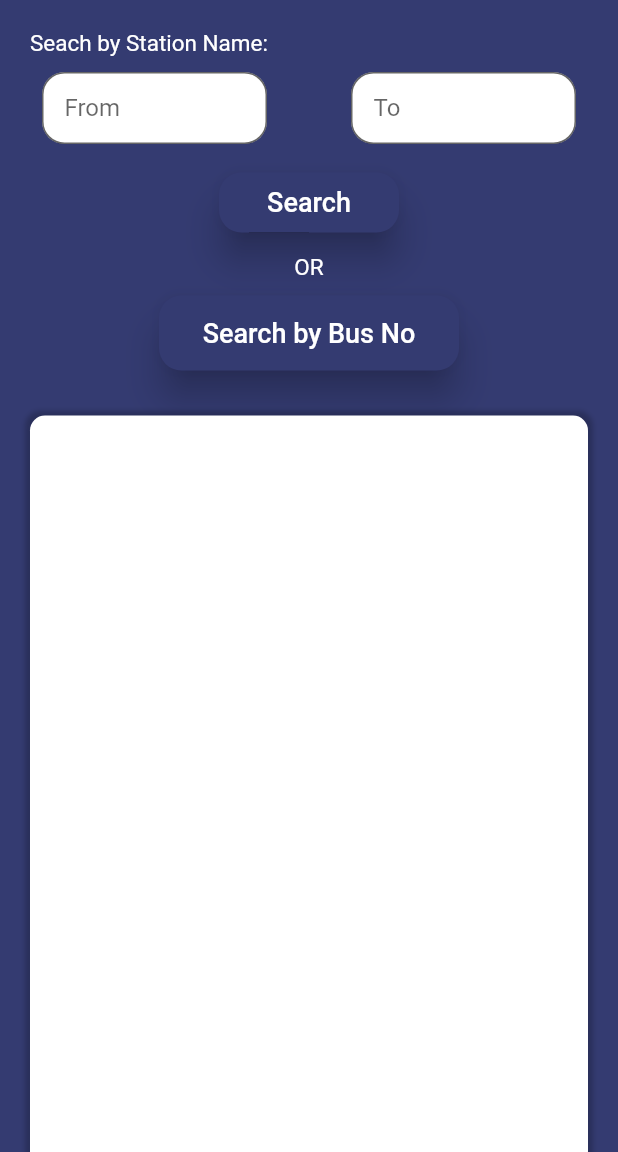
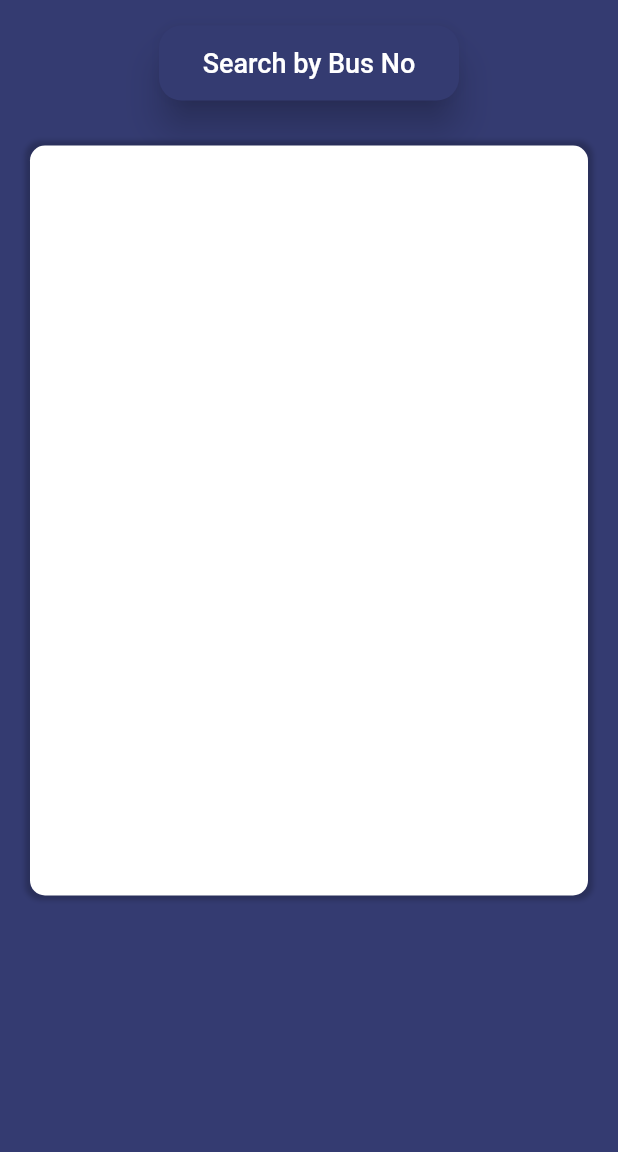
Before and after one commit to Saab786/Final_year_project, a Flutter app: the Homepage screen opened directly, on a phone screen of 412 x 824 dp, the part 84-1236 px from its top. Run offline on Flutter 3.47's test engine with Material 2 defaults, Android fonts, the phone set to English and light mode, and no system bars; our stand-ins replace fluttertoast, google_fonts; missing offline and left inert: dart:html; Roboto replaces fonts that are missing (Rowdies).

Commit message:
second commit

```diff
--- a/b_track/lib/homepage.dart
+++ b/b_track/lib/homepage.dart
@@ -2,7 +2,6 @@
 
 import 'package:b_track/BusNoSearch.dart';
 import 'package:b_track/NavBar.dart';
-import 'package:b_track/registration.dart';
 import 'package:flutter/material.dart';
 import 'package:google_fonts/google_fonts.dart';
 
@@ -40,92 +39,7 @@ class Homepage extends StatelessWidget {
           child: Column(
         children: [
           SizedBox(
-            height: 20,
-          ),
-          Row(
-            mainAxisAlignment: MainAxisAlignment.start,
-            children: [
-              Padding(
-                padding: EdgeInsets.only(left: 20),
-              ),
-              Text(
-                'Seach by Station Name:',
-                style: style,
-              ),
-            ],
-          ),
-          SizedBox(height: 10),
-          Row(
-            mainAxisAlignment: MainAxisAlignment.spaceAround,
-            crossAxisAlignment: CrossAxisAlignment.center,
-            children: [
-              SizedBox(
-                width: 150,
-                child: TextFormField(
-                  cursorColor: Colors.grey.shade800,
-                  keyboardType: TextInputType.text,
-                  decoration: InputDecoration(
-                    hintText: 'From',
-                    contentPadding: EdgeInsets.only(left: 15),
-                    border: OutlineInputBorder(
-                      borderRadius: BorderRadius.circular(15.0),
-                    ),
-                    focusedBorder: OutlineInputBorder(
-                        borderRadius: BorderRadius.circular(15),
-                        borderSide: BorderSide(color: Colors.white)),
-                    filled: true,
-                    fillColor: Colors.white,
-                  ),
-                ),
-              ),
-              SizedBox(
-                width: 150,
-                child: TextFormField(
-                  cursorColor: Colors.grey.shade800,
-                  keyboardType: TextInputType.text,
-                  decoration: InputDecoration(
-                    hintText: 'To',
-                    contentPadding: EdgeInsets.only(left: 15),
-                    border: OutlineInputBorder(
-                      borderRadius: BorderRadius.circular(15.0),
-                    ),
-                    focusedBorder: OutlineInputBorder(
-                        borderRadius: BorderRadius.circular(15),
-                        borderSide: BorderSide(color: Colors.white)),
-                    filled: true,
-                    fillColor: Colors.white,
-                  ),
-                ),
-              ),
-            ],
-          ),
-          Center(
-              child: Padding(
-            padding: EdgeInsets.only(top: 15),
-            child: ElevatedButton(
-              child: Text(
-                "Search",
-                style: GoogleFonts.rowdies(
-                  textStyle: TextStyle(fontSize: 18),
-                ),
-              ),
-              onPressed: () {},
-              style: ElevatedButton.styleFrom(
-                fixedSize: Size(120, 40),
-                primary: Color(0xff343b71),
-                elevation: 10,
-                shadowColor: Colors.black,
-                shape: RoundedRectangleBorder(
-                    borderRadius: BorderRadius.circular(15)),
-              ),
-            ),
-          )),
-          SizedBox(
-            height: 10,
-          ),
-          Text(
-            'OR',
-            style: style,
+            height: 7,
           ),
           Container(
             height: 70,
```
